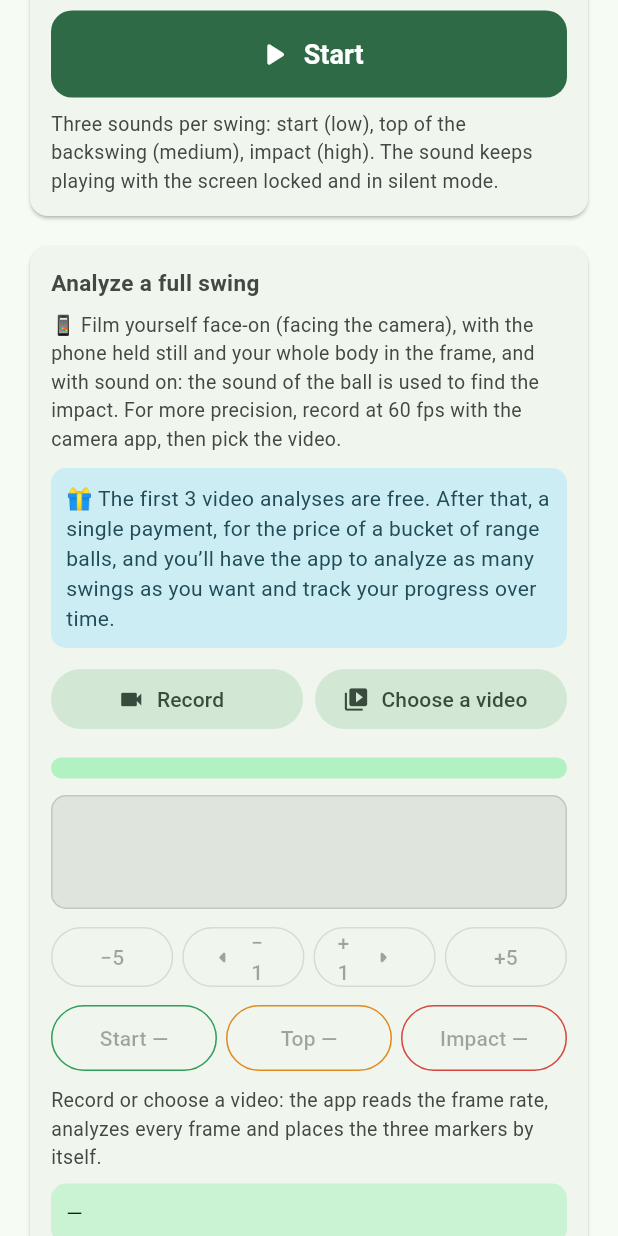
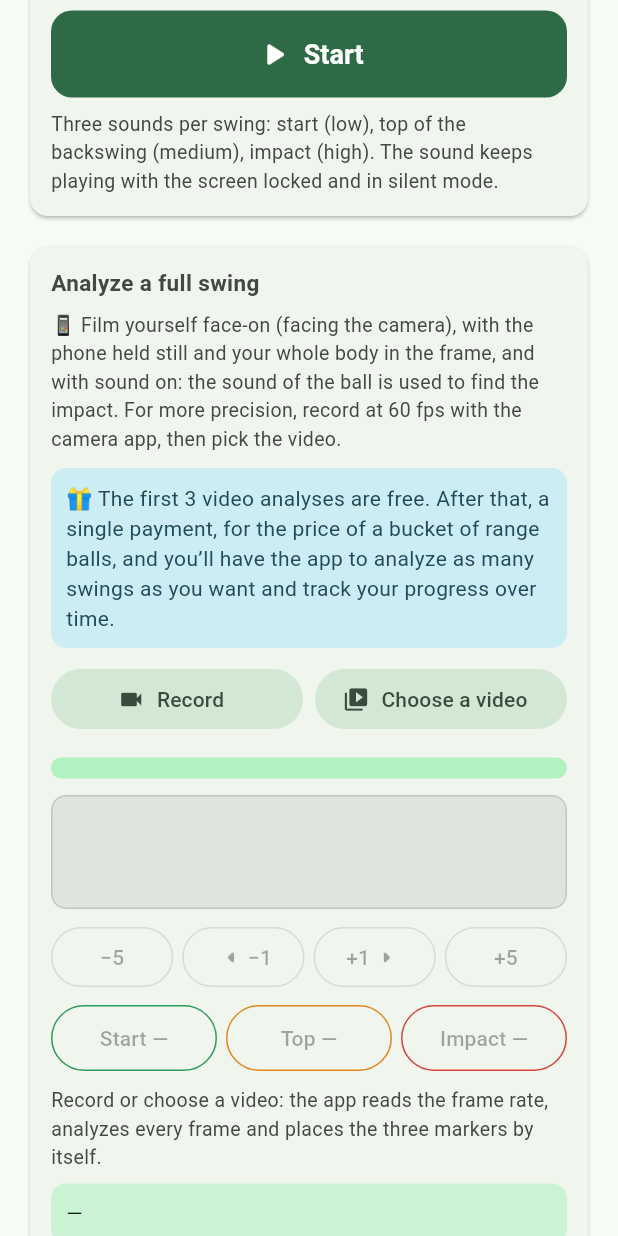
Before and after one commit to FabienLebas/rhythmix-golf, a Flutter app: the screen it shows after launch, scrolled down 576 dp, on a phone screen of 412 x 824 dp. Run offline on Flutter 3.47's test engine with Material 3 defaults, Android fonts, the phone set to English and light mode, and no system bars; our stand-ins replace flutter_native_splash, image_picker, in_app_purchase, just_audio, plugin_platform_interface, shared_preferences; missing offline and left inert: audio_session; statements that could not run were skipped.

Commit message:
Boutons −1 / +1 : pas de débordement sur petit écran
OutlinedButton.icon (icône + 8 px + texte) ne tenait pas dans les 18 px
disponibles sur un téléphone (émulateur Android de la CI). Contenu en
Row compacte, marges réduites et FittedBox pour les écrans étroits.
Nouveau test à 320 px de large qui reproduit le débordement.

Co-Authored-By: Claude Opus 5.5 <noreply@anthropic.com>
Claude-Session: https://claude.ai/code/session_01KeSdzmtNwuYLzFEuyhsy9v

```diff
--- a/rhythmix_golf_flutter/lib/video_card.dart
+++ b/rhythmix_golf_flutter/lib/video_card.dart
@@ -481,19 +481,25 @@ class _VideoCardState extends State<VideoCard> {
             Row(
               children: [
                 // Flèches en icônes : ◀ / ▶ deviendraient des emojis sur Android.
+                // Boutons étroits (4 par ligne) : marges réduites et contenu réduit
+                // si besoin, pour ne jamais déborder sur un petit écran.
                 for (final st in const [(-5, '−5'), (-1, '−1'), (1, '+1'), (5, '+5')]) ...[
                   Expanded(
-                    child: st.$1.abs() == 1
-                        ? OutlinedButton.icon(
-                            onPressed: ready ? () => _step(st.$1) : null,
-                            icon: Icon(st.$1 < 0 ? Icons.arrow_left_rounded : Icons.arrow_right_rounded, size: 22),
-                            iconAlignment: st.$1 < 0 ? IconAlignment.start : IconAlignment.end,
-                            label: Text(st.$2),
-                          )
-                        : OutlinedButton(
-                            onPressed: ready ? () => _step(st.$1) : null,
-                            child: Text(st.$2),
-                          ),
+                    child: OutlinedButton(
+                      style: OutlinedButton.styleFrom(padding: const EdgeInsets.symmetric(horizontal: 4)),
+                      onPressed: ready ? () => _step(st.$1) : null,
+                      child: FittedBox(
+                        fit: BoxFit.scaleDown,
+                        child: Row(
+                          mainAxisSize: MainAxisSize.min,
+                          children: [
+                            if (st.$1 == -1) const Icon(Icons.arrow_left_rounded, size: 22),
+                            Text(st.$2),
+                            if (st.$1 == 1) const Icon(Icons.arrow_right_rounded, size: 22),
+                          ],
+                        ),
+                      ),
+                    ),
                   ),
                   if (st.$1 != 5) const SizedBox(width: 6),
                 ],
```
Also changed, not shown: 1 other file.
